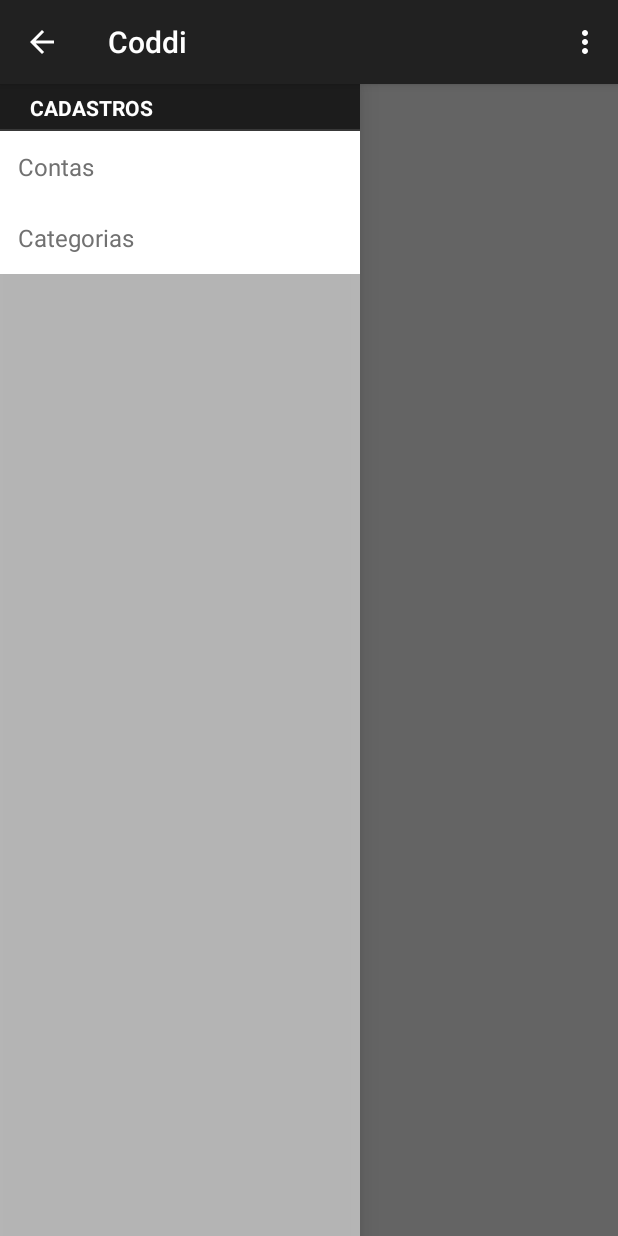
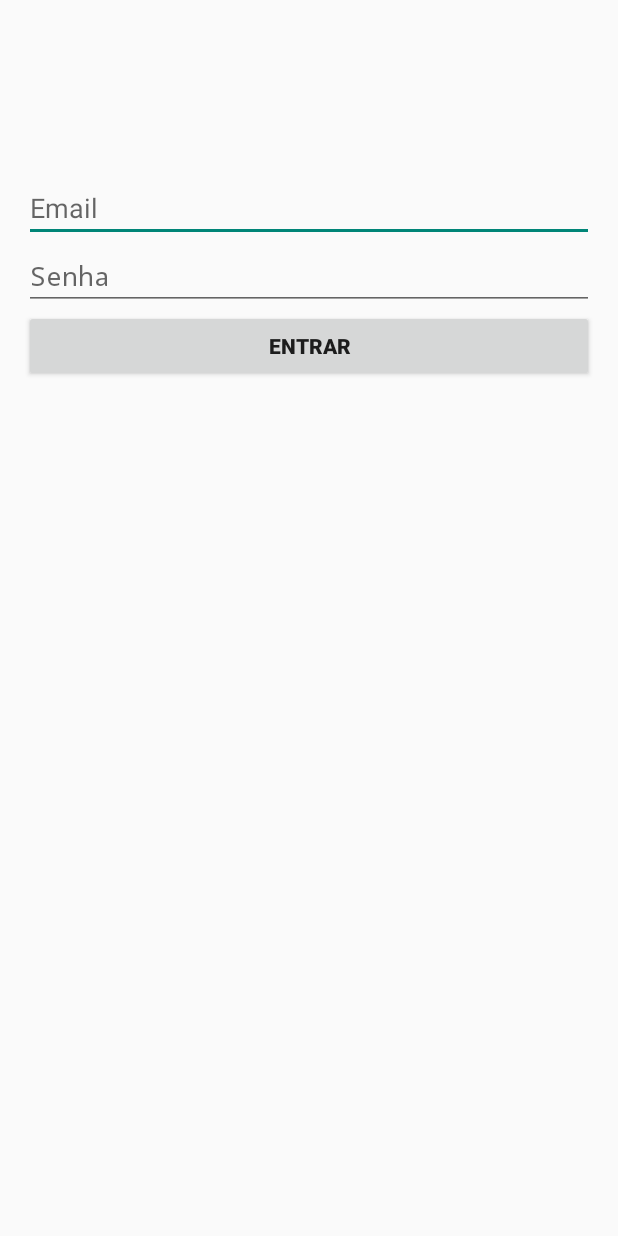
Before and after one commit to bnubruno/Coddi, an Android app: the screen it shows after launch (MainActivity before the commit, LoginActivity after it), on a phone screen of 412 x 824 dp. Run offline under Robolectric (Android 15) with nearby library versions, the phone set to English and light mode, and no system bars; 4 statements that could not run were skipped.

Commit message:
Primeiro
Primeiro

```diff
--- a/app/build.gradle
+++ b/app/build.gradle
@@ -22,4 +22,8 @@ android {
 dependencies {
     compile fileTree(dir: 'libs', include: ['*.jar'])
     compile 'com.android.support:appcompat-v7:21.0.3'
+    compile 'com.google.android.gms:play-services:6.5.87'
+    compile 'com.j256.ormlite:ormlite-android:4.45'
+    compile 'com.j256.ormlite:ormlite-core:4.23'
+
 }
--- /dev/null
+++ b/app/src/main/java/coddi/com/br/view/activity/login/LoginActivity.java
@@ -0,0 +1,251 @@
+package coddi.com.br.view.activity.login;
+
+import android.animation.Animator;
+import android.animation.AnimatorListenerAdapter;
+import android.annotation.TargetApi;
+import android.app.Activity;
+import android.app.LoaderManager.LoaderCallbacks;
+import android.content.CursorLoader;
+import android.content.Intent;
+import android.content.Loader;
+import android.database.Cursor;
+import android.net.Uri;
+import android.os.AsyncTask;
+import android.os.Build;
+import android.os.Bundle;
+import android.provider.ContactsContract;
+import android.text.TextUtils;
+import android.view.KeyEvent;
+import android.view.View;
+import android.view.View.OnClickListener;
+import android.view.inputmethod.EditorInfo;
+import android.widget.ArrayAdapter;
+import android.widget.AutoCompleteTextView;
+import android.widget.Button;
+import android.widget.EditText;
+import android.widget.TextView;
+
+import java.util.ArrayList;
+import java.util.List;
+
+import coddi.com.br.coddi.R;
+import coddi.com.br.view.activity.main.MainActivity;
+
+public class LoginActivity extends Activity implements LoaderCallbacks<Cursor> {
+
+    private static final String[] USUARIOS_CADASTRADOS = new String[]{"docsbruno@gmail.com:123456", "bar@example.com:world"};
+    private UsuarioLoginTask mAuthTask = null;
+
+    private AutoCompleteTextView mEmailView;
+    private EditText mSenhaView;
+    private View mBarraProgressoView;
+    private View mLoginFormView;
+
+    @Override
+    protected void onCreate(Bundle savedInstanceState) {
+        super.onCreate(savedInstanceState);
+        setContentView(R.layout.activity_login);
+
+        mEmailView = (AutoCompleteTextView) findViewById(R.id.email);
+        populateAutoComplete();
+
+        mSenhaView = (EditText) findViewById(R.id.senha);
+        mSenhaView.setOnEditorActionListener(new TextView.OnEditorActionListener() {
+            @Override
+            public boolean onEditorAction(TextView textView, int id, KeyEvent keyEvent) {
+                if (id == R.id.login || id == EditorInfo.IME_NULL) {
+                    attemptLogin();
+                    return true;
+                }
+                return false;
+            }
+        });
+
+        Button mEmailSignInButton = (Button) findViewById(R.id.email_sign_in_button);
+        mEmailSignInButton.setOnClickListener(new OnClickListener() {
+            @Override
+            public void onClick(View view) {
+                attemptLogin();
+            }
+        });
+
+        mLoginFormView = findViewById(R.id.login_form);
+        mBarraProgressoView = findViewById(R.id.login_barra_progresso);
+    }
+
+    private void populateAutoComplete() {
+        getLoaderManager().initLoader(0, null, this);
+    }
+
+    public void attemptLogin() {
+        if (mAuthTask != null) {
+            return;
+        }
+
+        mEmailView.setError(null);
+        mSenhaView.setError(null);
+
+        String email = mEmailView.getText().toString();
+        String password = mSenhaView.getText().toString();
+
+        boolean cancel = false;
+        View focusView = null;
+
+        if (!TextUtils.isEmpty(password) && !isSenhaValida(password)) {
+            mSenhaView.setError(getString(R.string.error_invalid_password));
+            focusView = mSenhaView;
+            cancel = true;
+        }
+
+        if (TextUtils.isEmpty(email)) {
+            mEmailView.setError(getString(R.string.error_field_required));
+            focusView = mEmailView;
+            cancel = true;
+        } else if (!isEmailValido(email)) {
+            mEmailView.setError(getString(R.string.error_invalid_email));
+            focusView = mEmailView;
+            cancel = true;
+        }
+
+        if (cancel) {
+            focusView.requestFocus();
+        } else {
+            mostraBarraDeProgresso(true);
+            mAuthTask = new UsuarioLoginTask(email, password);
+            mAuthTask.execute((Void) null);
+        }
+    }
+
+    private boolean isEmailValido(String email) {
+        return email.contains("@");
+    }
+
+    private boolean isSenhaValida(String password) {
+        return password.length() > 4;
+    }
+
+    @TargetApi(Build.VERSION_CODES.HONEYCOMB_MR2)
+    public void mostraBarraDeProgresso(final boolean show) {
+        if (Build.VERSION.SDK_INT >= Build.VERSION_CODES.HONEYCOMB_MR2) {
+            int shortAnimTime = getResources().getInteger(android.R.integer.config_shortAnimTime);
+
+            mLoginFormView.setVisibility(show ? View.GONE : View.VISIBLE);
+            mLoginFormView.animate().setDuration(shortAnimTime).alpha(show ? 0 : 1).setListener(new AnimatorListenerAdapter() {
+                @Override
+                public void onAnimationEnd(Animator animation) {
+                    mLoginFormView.setVisibility(show ? View.GONE : View.VISIBLE);
+                }
+            });
+
+            mBarraProgressoView.setVisibility(show ? View.VISIBLE : View.GONE);
+            mBarraProgressoView.animate().setDuration(shortAnimTime).alpha(show ? 1 : 0).setListener(new AnimatorListenerAdapter() {
+                @Override
+                public void onAnimationEnd(Animator animation) {
+                    mBarraProgressoView.setVisibility(show ? View.VISIBLE : View.GONE);
+                }
+            });
+        } else {
+            mBarraProgressoView.setVisibility(show ? View.VISIBLE : View.GONE);
+            mLoginFormView.setVisibility(show ? View.GONE : View.VISIBLE);
+        }
+    }
+
+    @Override
+    public Loader<Cursor> onCreateLoader(int i, Bundle bundle) {
+        return new CursorLoader(this,
+                // Retrieve data rows for the device user's 'profile' contact.
+                Uri.withAppendedPath(ContactsContract.Profile.CONTENT_URI, ContactsContract.Contacts.Data.CONTENT_DIRECTORY), ProfileQuery.PROJECTION,
+
+                // Select only email addresses.
+                ContactsContract.Contacts.Data.MIMETYPE + " = ?",                new String[]{ContactsContract.CommonDataKinds.Email.CONTENT_ITEM_TYPE},
+
+                // Show primary email addresses first. Note that there won't be
+                // a primary email address if the user hasn't specified one.
+                ContactsContract.Contacts.Data.IS_PRIMARY + " DESC");
+    }
+
+    @Override
+    public void onLoadFinished(Loader<Cursor> cursorLoader, Cursor cursor) {
+        List<String> emails = new ArrayList<String>();
+        cursor.moveToFirst();
+        while (!cursor.isAfterLast()) {
+            emails.add(cursor.getString(ProfileQuery.ADDRESS));
+            cursor.moveToNext();
+        }
+
+        addEmailsToAutoComplete(emails);
+    }
+
+    @Override
+    public void onLoaderReset(Loader<Cursor> cursorLoader) {
+
+    }
+
+    private interface ProfileQuery {
+        String[] PROJECTION = {ContactsContract.CommonDataKinds.Email.ADDRESS, ContactsContract.CommonDataKinds.Email.IS_PRIMARY,};
+
+        int ADDRESS = 0;
+        int IS_PRIMARY = 1;
+    }
+
+
+    private void addEmailsToAutoComplete(List<String> emailAddressCollection) {
+        //Create adapter to tell the AutoCompleteTextView what to show in its dropdown list.
+        ArrayAdapter<String> adapter = new ArrayAdapter<String>(LoginActivity.this, android.R.layout.simple_dropdown_item_1line, emailAddressCollection);
+
+        mEmailView.setAdapter(adapter);
+    }
+
+    public class UsuarioLoginTask extends AsyncTask<Void, Void, Boolean> {
+
+        private final String mEmail;
+        private final String mSenha;
+
+        UsuarioLoginTask(String email, String password) {
+            mEmail = email;
+            mSenha = password;
+        }
+
+        @Override
+        protected Boolean doInBackground(Void... params) {
+
+            try {
+                // Simulate network access.
+                Thread.sleep(2000);
+            } catch (InterruptedException e) {
+                return false;
+            }
+
+            for (String usuarios : USUARIOS_CADASTRADOS) {
+                String[] pieces = usuarios.split(":");
+                if (pieces[0].equals(mEmail)) {
+                    return pieces[1].equals(mSenha);
+                }
+            }
+
+            return true;
+        }
+
+        @Override
+        protected void onPostExecute(final Boolean success) {
+            mAuthTask = null;
+            mostraBarraDeProgresso(false);
+
+            if (success) {
+                Intent intent = new Intent(LoginActivity.this, MainActivity.class);
+                intent.putExtra(LoginConstants.USUARIO_LOGADO, true);
+                startActivity(intent);
+                finish();
+            } else {
+                mSenhaView.setError(getString(R.string.error_incorrect_password));
+                mSenhaView.requestFocus();
+            }
+        }
+
+        @Override
+        protected void onCancelled() {
+            mAuthTask = null;
+            mostraBarraDeProgresso(false);
+        }
+    }
+}
--- a/app/src/main/java/coddi/com/br/view/ativity/main/MainActivity.java
+++ b/app/src/main/java/coddi/com/br/view/activity/main/MainActivity.java
@@ -1,5 +1,6 @@
-package coddi.com.br.view.ativity.main;
+package coddi.com.br.view.activity.main;
 
+import android.content.Intent;
 import android.content.res.TypedArray;
 import android.os.Bundle;
 import android.support.v4.app.FragmentManager;
@@ -10,20 +11,17 @@ import android.view.Menu;
 import android.view.MenuItem;
 
 import coddi.com.br.coddi.R;
+import coddi.com.br.view.activity.login.LoginActivity;
+import coddi.com.br.view.activity.login.LoginConstants;
 import coddi.com.br.view.fragment.ContaFragment;
 
 
 public class MainActivity extends ActionBarActivity implements NavigationDrawerFragment.NavigationDrawerCallbacks {
 
-    /**
-     * Fragment managing the behaviors, interactions and presentation of the navigation drawer.
-     */
     private NavigationDrawerFragment mNavigationDrawerFragment;
 
-    /**
-     * Used to store the last screen title. For use in {@link #restoreActionBar()}.
-     */
     private CharSequence mTitle;
+    private boolean logou = false;
 
     @Override
     protected void onCreate(Bundle savedInstanceState) {
@@ -35,6 +33,18 @@ public class MainActivity extends ActionBarActivity implements NavigationDrawerF
 
         // Set up the drawer.
         mNavigationDrawerFragment.setUp(R.id.navigation_drawer, (DrawerLayout) findViewById(R.id.drawer_layout));
+    }
+
+    @Override
+    protected void onResume() {
+        super.onResume();
+
+        logou = getIntent().getBooleanExtra(LoginConstants.USUARIO_LOGADO, false);
+        if (!logou) {
+            Intent it = new Intent(this, LoginActivity.class);
+            startActivity(it);
+            this.finish();
+        }
     }
 
     @Override
--- a/app/src/main/java/coddi/com/br/view/ativity/main/NavigationDrawerItem.java
+++ b/app/src/main/java/coddi/com/br/view/activity/main/NavigationDrawerItem.java
@@ -1,4 +1,4 @@
-package coddi.com.br.view.ativity.main;
+package coddi.com.br.view.activity.main;
 
 
 /**
--- a/app/src/main/java/coddi/com/br/view/ativity/main/NavigationDrawerItemAdapter.java
+++ b/app/src/main/java/coddi/com/br/view/activity/main/NavigationDrawerItemAdapter.java
@@ -1,4 +1,4 @@
-package coddi.com.br.view.ativity.main;
+package coddi.com.br.view.activity.main;
 
 import android.content.Context;
 import android.view.LayoutInflater;
--- a/app/src/main/java/coddi/com/br/view/fragment/ContaFragment.java
+++ b/app/src/main/java/coddi/com/br/view/fragment/ContaFragment.java
@@ -9,7 +9,7 @@ import android.view.ViewGroup;
 import android.widget.TextView;
 
 import coddi.com.br.coddi.R;
-import coddi.com.br.view.ativity.main.MainActivity;
+import coddi.com.br.view.activity.main.MainActivity;
 
 /**
  * Created by Bruno on 31/01/2015.
--- /dev/null
+++ b/app/src/main/res/layout/activity_login.xml
@@ -0,0 +1,79 @@
+<RelativeLayout
+    xmlns:android="http://schemas.android.com/apk/res/android"
+    xmlns:tools="http://schemas.android.com/tools"
+    android:layout_width="match_parent"
+    android:layout_height="match_parent"
+    android:gravity="center_horizontal"
+    android:orientation="vertical"
+    android:paddingBottom="@dimen/activity_vertical_margin"
+    android:paddingLeft="@dimen/activity_horizontal_margin"
+    android:paddingRight="@dimen/activity_horizontal_margin"
+    android:paddingTop="@dimen/activity_vertical_margin"
+    tools:context="coddi.com.br.view.activity.login.LoginActivity">
+
+    <!-- Login progress -->
+    <ProgressBar
+        android:id="@+id/login_barra_progresso"
+        style="?android:attr/progressBarStyleLarge"
+        android:layout_width="wrap_content"
+        android:layout_height="wrap_content"
+        android:layout_marginBottom="8dp"
+        android:visibility="gone"/>
+
+    <ScrollView
+        android:id="@+id/login_form"
+        android:layout_width="match_parent"
+        android:layout_height="match_parent"
+        android:paddingTop="100dp">
+
+        <LinearLayout
+            android:id="@+id/email_login_form"
+            android:layout_width="match_parent"
+            android:layout_height="wrap_content"
+            android:orientation="vertical"
+            android:gravity="center"
+            android:layout_centerVertical="true"
+            android:layout_alignParentRight="true"
+            android:layout_alignParentEnd="true">
+
+            <AutoCompleteTextView
+                android:id="@+id/email"
+                android:layout_width="match_parent"
+                android:layout_height="wrap_content"
+                android:hint="@string/prompt_email"
+                android:inputType="textEmailAddress"
+                android:maxLines="1"
+                android:singleLine="true"
+                android:layout_above="@+id/senha"
+                android:layout_alignParentRight="true"/>
+
+            <EditText
+                android:id="@+id/senha"
+                android:layout_width="match_parent"
+                android:layout_height="wrap_content"
+                android:hint="@string/prompt_password"
+                android:imeActionId="@+id/login"
+                android:imeActionLabel="@string/action_sign_in_short"
+                android:imeOptions="actionUnspecified"
+                android:inputType="textPassword"
+                android:maxLines="1"
+                android:singleLine="true"
+                android:layout_above="@+id/email_sign_in_button"
+                android:layout_alignParentRight="true"
+                android:layout_alignParentEnd="true"/>
+
+            <Button
+                android:id="@+id/email_sign_in_button"
+                android:layout_width="match_parent"
+                android:layout_height="wrap_content"
+                android:text="@string/action_sign_in"
+                android:textStyle="bold"
+                android:gravity="center"
+                android:layout_centerVertical="true"
+                android:layout_alignParentRight="true"
+                android:layout_alignParentEnd="true"/>
+        </LinearLayout>
+    </ScrollView>
+
+
+</RelativeLayout>
--- a/app/src/main/res/layout/activity_main.xml
+++ b/app/src/main/res/layout/activity_main.xml
@@ -25,7 +25,7 @@
               android:layout_width="@dimen/navigation_drawer_width"
               android:layout_height="match_parent"
               android:layout_gravity="start"
-              android:name="coddi.com.br.view.ativity.main.NavigationDrawerFragment"
+              android:name="coddi.com.br.view.activity.main.NavigationDrawerFragment"
               tools:layout="@layout/fragment_navigation_drawer"/>
 
 </android.support.v4.widget.DrawerLayout>
--- a/app/src/main/res/values/color.xml
+++ b/app/src/main/res/values/color.xml
@@ -12,9 +12,8 @@
     <color name="preto">#1C1C1C</color>
     <color name="cinza">#4F4F4F</color>
     <color name="branco">#FFFFFF</color>
-    <color name="verde">#00FF00</color>
-
-
+    <color name="verde">#008B00</color>
+    <color name="azul">#FF3C0EFF</color>
 
 
     <!-- BACKUP
--- /dev/null
+++ b/app/src/main/res/values/strings_login.xml
@@ -0,0 +1,14 @@
+<resources>
+    <string name="title_activity_login">Registrar</string>
+
+    <!-- Strings related to login -->
+    <string name="prompt_email">Email</string>
+    <string name="prompt_password">Senha</string>
+    <string name="action_sign_in">Entrar</string>
+    <string name="action_sign_in_short">Cadastre-se</string>
+
+    <string name="error_invalid_email">E-mail inválido</string>
+    <string name="error_invalid_password">Senha é muito curta</string>
+    <string name="error_incorrect_password">Senha não confere</string>
+    <string name="error_field_required">Campo obrigatório</string>
+</resources>
```
Also changed, not shown: app/src/main/AndroidManifest.xml (+11 -1 lines), app/src/main/java/coddi/com/br/dao/DatabaseHelper.java (added, +60 -0 lines), app/src/main/java/coddi/com/br/dao/Persistencia.java (added, +46 -0 lines), app/src/main/java/coddi/com/br/dao/UsuarioDAO.java (added, +20 -0 lines), app/src/main/java/coddi/com/br/model/Usuario.java (added, +44 -0 lines), app/src/main/java/coddi/com/br/view/activity/login/LoginConstants.java (added, +9 -0 lines), app/src/main/java/coddi/com/br/view/activity/main/NavigationDrawerFragment.java (renamed from app/src/main/java/coddi/com/br/view/ativity/main/NavigationDrawerFragment.java, +6 -2 lines), app/src/main/res/drawable/login_color.xml (added, +9 -0 lines), 1 other file.
